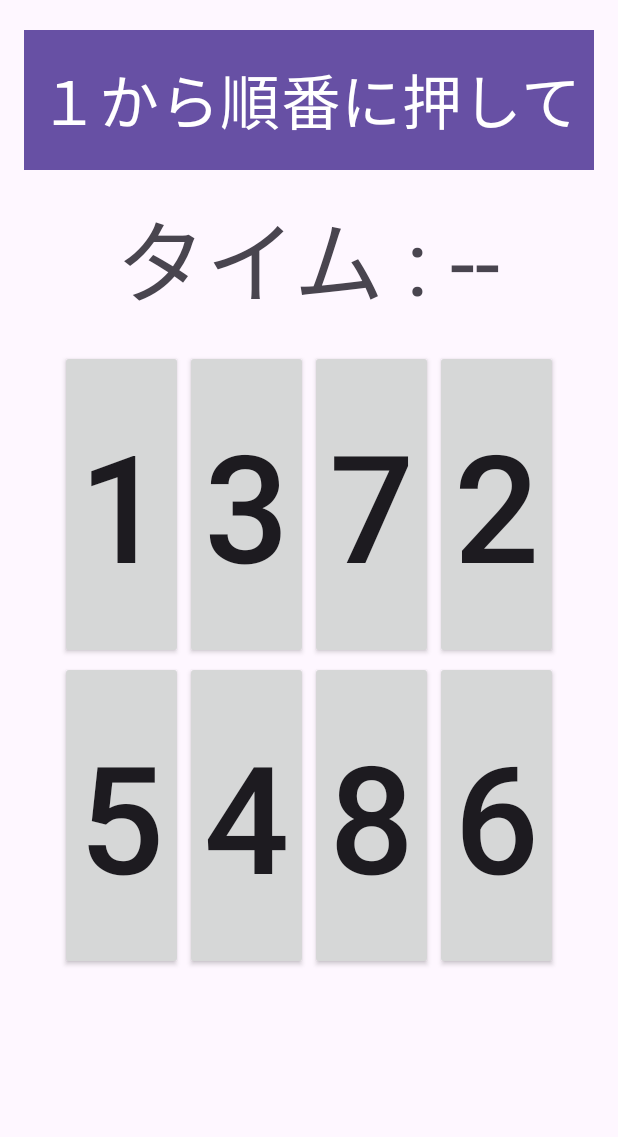
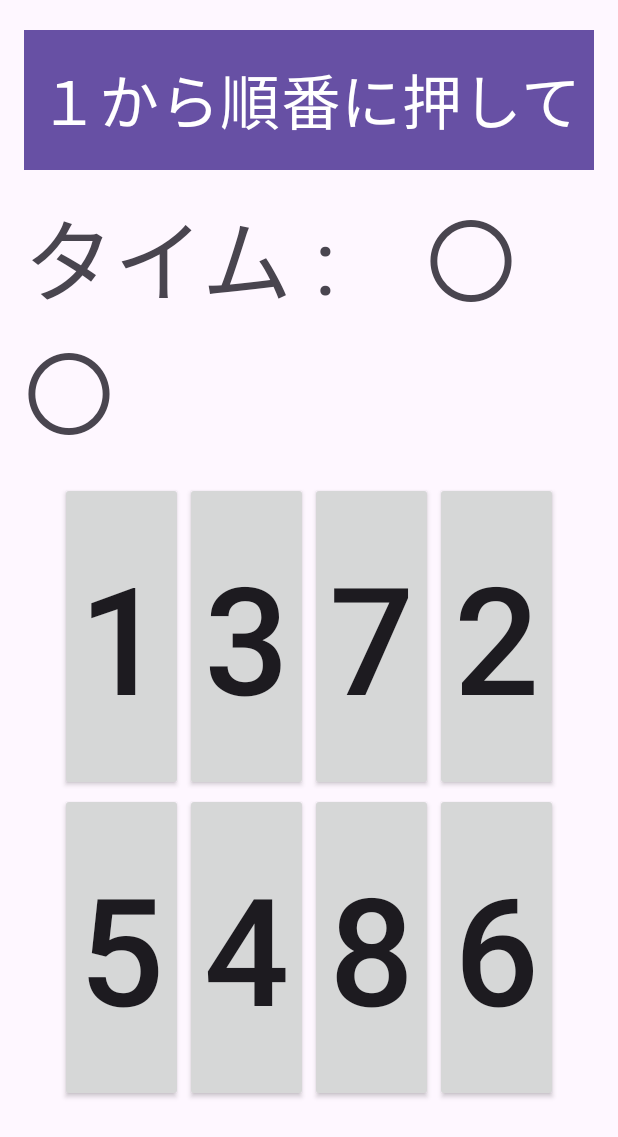
Before and after one commit to moetomo/kebbi, an Android app: the screen it shows after launch (MainActivity), after a tap on "ボタンを押してゲーム開始", on a phone screen of 412 x 824 dp. Shown: the top 1137 px of the screen. Run offline under Robolectric (Android 15) with nearby library versions, the light colour scheme and no system bars.

Commit message:
Updated files

```diff
--- a/app/src/main/res/values/strings.xml
+++ b/app/src/main/res/values/strings.xml
@@ -1,6 +1,6 @@
 <resources>
     <string name="app_name">数字タップゲーム</string>
-    <string name="time_placeholder">タイム : --</string>
+    <string name="time_placeholder">タイム :　〇〇</string>
     <string name="time_result">タイム : %.2f 秒</string>
     <string name="prompt_start">１から順番に押して</string>
     <string name="prompt_restart">ボタンを押してゲーム開始</string>
```
Also changed, not shown: app/src/main/ic_launcher-playstore.png (added), app/src/main/res/mipmap-hdpi/ic_launcher_foreground.webp (added), app/src/main/res/mipmap-mdpi/ic_launcher_foreground.webp (added), app/src/main/res/mipmap-xhdpi/ic_launcher_foreground.webp (added), app/src/main/res/mipmap-xxhdpi/ic_launcher_foreground.webp (added), app/src/main/res/mipmap-xxxhdpi/ic_launcher_foreground.webp (added), 1 other file.
